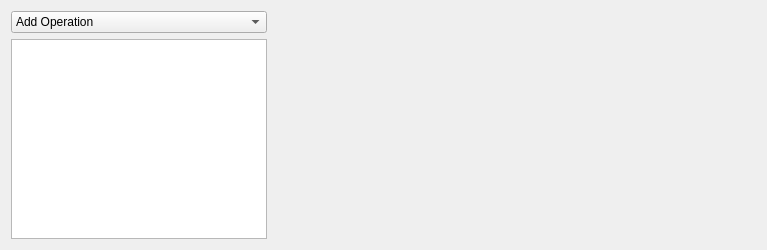
First picture: the form in src/operationsform.ui, repository metamorphose/metamorphose3, before the edit.
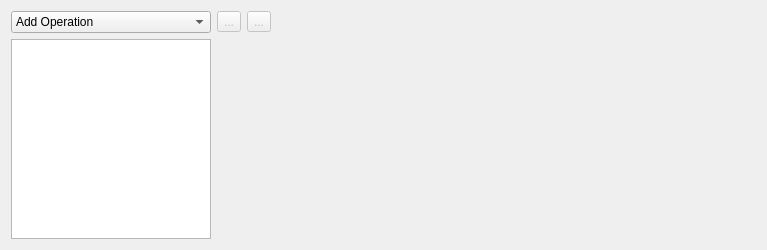
Second picture: the form after the edit. Icons and pictures are not drawn.

What changed in the file:
```diff
--- a/src/operationsform.ui
+++ b/src/operationsform.ui
@@ -14,22 +14,9 @@
    <string>Form</string>
   </property>
   <layout class="QGridLayout" name="gridLayout">
-   <item row="1" column="0">
-    <widget class="QTableView" name="operationsTable">
-     <property name="sizePolicy">
-      <sizepolicy hsizetype="Preferred" vsizetype="Expanding">
-       <horstretch>0</horstretch>
-       <verstretch>0</verstretch>
-      </sizepolicy>
-     </property>
-     <property name="alternatingRowColors">
-      <bool>true</bool>
-     </property>
-     <property name="selectionBehavior">
-      <enum>QAbstractItemView::SelectRows</enum>
-     </property>
-    </widget>
-   </item>
+   <property name="sizeConstraint">
+    <enum>QLayout::SetDefaultConstraint</enum>
+   </property>
    <item row="0" column="0">
     <widget class="QComboBox" name="addOperation">
      <property name="sizePolicy">
@@ -55,7 +42,7 @@
      </item>
     </widget>
    </item>
-   <item row="0" column="1" rowspan="2">
+   <item row="1" column="1" colspan="3">
     <widget class="QStackedWidget" name="operationsView">
      <property name="sizePolicy">
       <sizepolicy hsizetype="Expanding" vsizetype="Expanding">
@@ -65,6 +52,54 @@
      </property>
     </widget>
    </item>
+   <item row="1" column="0">
+    <widget class="QTableView" name="operationsTable">
+     <property name="sizePolicy">
+      <sizepolicy hsizetype="MinimumExpanding" vsizetype="Expanding">
+       <horstretch>0</horstretch>
+       <verstretch>0</verstretch>
+      </sizepolicy>
+     </property>
+     <property name="maximumSize">
+      <size>
+       <width>200</width>
+       <height>16777215</height>
+      </size>
+     </property>
+     <property name="alternatingRowColors">
+      <bool>true</bool>
+     </property>
+     <property name="selectionBehavior">
+      <enum>QAbstractItemView::SelectRows</enum>
+     </property>
+    </widget>
+   </item>
+   <item row="0" column="2">
+    <widget class="QToolButton" name="moveOpDown">
+     <property name="enabled">
+      <bool>false</bool>
+     </property>
+     <property name="text">
+      <string>...</string>
+     </property>
+     <property name="icon">
+      <iconset theme="go-down"/>
+     </property>
+    </widget>
+   </item>
+   <item row="0" column="1">
+    <widget class="QToolButton" name="moveOpUp">
+     <property name="enabled">
+      <bool>false</bool>
+     </property>
+     <property name="text">
+      <string>...</string>
+     </property>
+     <property name="icon">
+      <iconset theme="go-up"/>
+     </property>
+    </widget>
+   </item>
   </layout>
  </widget>
  <resources/>
```
